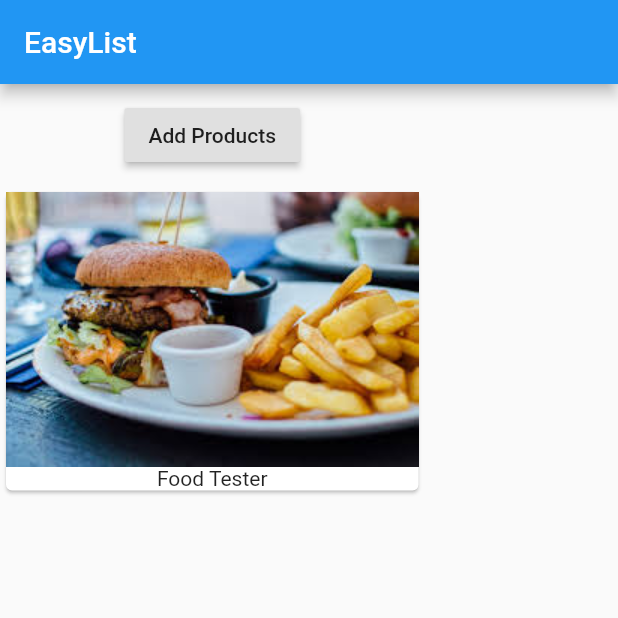
After one commit to shrijan00003/flutter-first-app, a Flutter app: the screen it shows after launch, on a phone screen of 412 x 824 dp, the top half of it. The commit adds this screen. Run offline on Flutter 3.47's test engine with Material 2 defaults, Android fonts, the phone set to English and light mode, and no system bars.

Commit message:
day3-split-manage-files: files are splited and manged

```diff
--- a/lib/main.dart
+++ b/lib/main.dart
@@ -1,4 +1,6 @@
 import 'package:flutter/material.dart';
+
+import './product_manager.dart';
 
 void main() {
   //special function
@@ -7,53 +9,17 @@ void main() {
 
 // void main() => runApp(MyApp());
 
-class MyApp extends StatefulWidget {
-  @override
-  State<StatefulWidget> createState() {
-    // TODO: implement createState
-    return _MyAppState();
-  }
-}
-
-class _MyAppState extends State<MyApp> {
-  List<String> _products = ['Food Tester'];
+class MyApp extends StatelessWidget {
   @override
   Widget build(BuildContext context) {
     // TODO: implement build
     return MaterialApp(
       home: Scaffold(
-          appBar: AppBar(
-            title: Text('EasyList'),
-          ),
-          body: Column(
-            children: <Widget>[
-              Container(
-                margin: EdgeInsets.all(10.0),
-                child: RaisedButton(
-                  onPressed: () {
-                    setState(() {
-                      _products.add(('Avanced Food Tester'));
-                    });
-                  },
-                  child: Text('Add Products'),
-                ),
-              ),
-              Column(
-                children: _products
-                    .map(
-                      (element) => Card(
-                            child: Column(
-                              children: <Widget>[
-                                Image.asset('assets/food.jpeg'),
-                                Text(element),
-                              ],
-                            ),
-                          ),
-                    )
-                    .toList(),
-              )
-            ],
-          )),
+        appBar: AppBar(
+          title: Text('EasyList'),
+        ),
+        body: ProductManager(),
+      ),
     );
   }
 }
--- /dev/null
+++ b/lib/product_manager.dart
@@ -0,0 +1,35 @@
+import 'package:flutter/material.dart';
+
+import './products.dart';
+
+class ProductManager extends StatefulWidget {
+  @override
+  State<StatefulWidget> createState() {
+    // TODO: implement createState
+    return _ProductManagerState();
+  }
+}
+
+class _ProductManagerState extends State<ProductManager> {
+  List<String> _products = ['Food Tester'];
+  @override
+  Widget build(BuildContext context) {
+    // TODO: implement build
+    return Column(
+      children: <Widget>[
+        Container(
+          margin: EdgeInsets.all(10.0),
+          child: RaisedButton(
+            onPressed: () {
+              setState(() {
+                _products.add(('Avanced Food Tester'));
+              });
+            },
+            child: Text('Add Products'),
+          ),
+        ),
+        Products(_products),
+      ],
+    );
+  }
+}
--- /dev/null
+++ b/lib/products.dart
@@ -0,0 +1,23 @@
+import 'package:flutter/material.dart';
+
+class Products extends StatelessWidget {
+  final List<String> products;
+  Products(this.products);
+  @override
+  Widget build(BuildContext context) {
+    return Column(
+      children: products
+          .map(
+            (element) => Card(
+                  child: Column(
+                    children: <Widget>[
+                      Image.asset('assets/food.jpeg'),
+                      Text(element),
+                    ],
+                  ),
+                ),
+          )
+          .toList(),
+    );
+  }
+}
```
Also changed, not shown: 1 other file.
